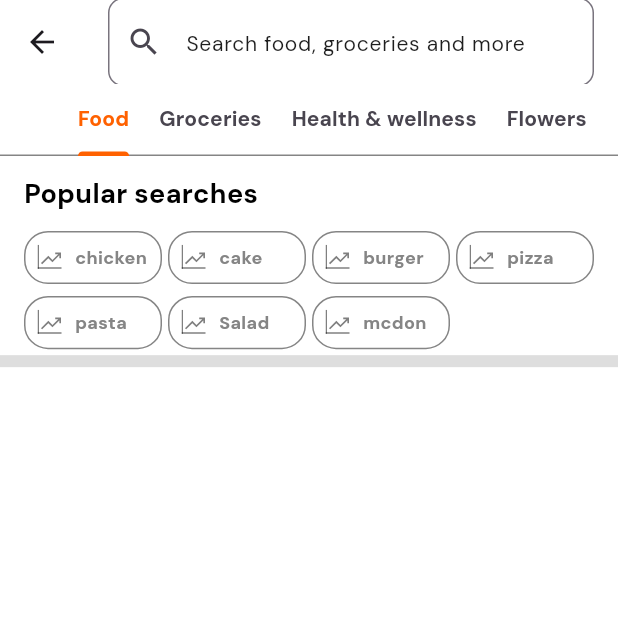
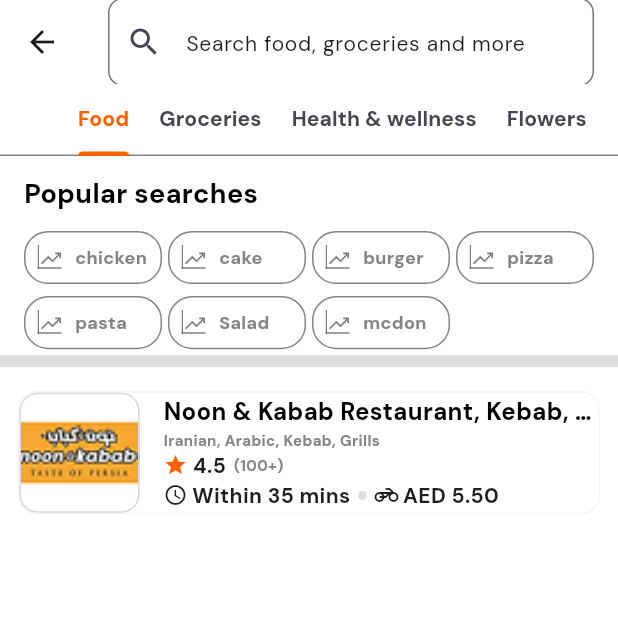
Before and after one commit to FlutterZawya/Talabat_App, a Flutter app: the SearchView screen opened directly, on a phone screen of 412 x 824 dp, the top half of it. Run offline on Flutter 3.47's test engine with Material 3 defaults, Android fonts, the phone set to English and light mode, and no system bars; our stand-ins replace device_preview, flutter_spinkit, flutter_svg, go_router, lottie, persistent_bottom_nav_bar and 1 more.

Commit message:
Custom Restaurant Card [Done]

```diff
--- /dev/null
+++ b/lib/core/utils/widgets/custom_restaurant_card.dart
@@ -0,0 +1,29 @@
+import 'package:flutter/material.dart';
+
+import '../styles/app_colors.dart';
+import 'custom_restaurant_card_body.dart';
+import 'custom_restaurant_image.dart';
+
+class CustomRestaurantCard extends StatelessWidget {
+  const CustomRestaurantCard({super.key});
+
+  @override
+  Widget build(BuildContext context) {
+    return Container(
+      width: double.infinity,
+      margin: EdgeInsets.all(12),
+      decoration: BoxDecoration(
+        borderRadius: BorderRadius.circular(12),
+        color: AppColors.white,
+        border: Border.all(color: AppColors.grey100),
+      ),
+      child: Row(
+        children: [
+          CustomRestaurantImage(),
+          SizedBox(width: 16),
+          CustomRestaurantCardBody(),
+        ],
+      ),
+    );
+  }
+}
--- /dev/null
+++ b/lib/core/utils/widgets/custom_restaurant_card_body.dart
@@ -0,0 +1,79 @@
+
+import 'package:flutter/material.dart';
+
+import '../styles/app_colors.dart';
+import '../styles/app_styles.dart';
+
+class CustomRestaurantCardBody extends StatelessWidget {
+  const CustomRestaurantCardBody({
+    super.key,
+  });
+
+  @override
+  Widget build(BuildContext context) {
+    return Expanded(
+      child: Column(
+        crossAxisAlignment: CrossAxisAlignment.start,
+        mainAxisAlignment: MainAxisAlignment.spaceBetween,
+        children: [
+          SizedBox(
+            child: Text(
+              'Noon & Kabab Restaurant, Kebab, Grill',
+              style: AppStyles.bold16,
+              overflow: TextOverflow.ellipsis,
+              maxLines: 1,
+            ),
+          ),
+          Text(
+            'Iranian, Arabic, Kebab, Grills',
+            style: AppStyles.bold10,
+          ),
+          Row(
+            children: [
+              Icon(
+                Icons.star,
+                color: AppColors.main,
+                size: 16,
+              ),
+              Text(
+                ' 4.5',
+                style: AppStyles.bold14,
+              ),
+              Text('  (100+)', style: AppStyles.bold10),
+            ],
+          ),
+          Row(
+            children: [
+              Icon(
+                Icons.watch_later_outlined,
+                color: AppColors.grey500,
+                size: 16,
+              ),
+              SizedBox(width: 3),
+              Text(
+                'Within 35 mins',
+                style: AppStyles.bold14,
+              ),
+              SizedBox(width: 5),
+              CircleAvatar(
+                radius: 3,
+                backgroundColor: AppColors.grey300,
+              ),
+              SizedBox(width: 5),
+              Icon(
+                Icons.motorcycle_outlined,
+                color: AppColors.grey500,
+                size: 16,
+              ),
+              SizedBox(width: 3),
+              Text(
+                'AED 5.50',
+                style: AppStyles.bold14,
+              ),
+            ],
+          ),
+        ],
+      ),
+    );
+  }
+}
--- a/lib/features/search/presentation/views/widgets/search_resault_image.dart
+++ b/lib/core/utils/widgets/custom_restaurant_image.dart
@@ -1,10 +1,10 @@
 import 'package:flutter/material.dart';
 
-import '../../../../../core/utils/styles/app_colors.dart';
-import '../../../../../core/utils/styles/app_images.dart';
+import '../styles/app_colors.dart';
+import '../styles/app_images.dart';
 
-class SearchResaultImage extends StatelessWidget {
-  const SearchResaultImage({
+class CustomRestaurantImage extends StatelessWidget {
+  const CustomRestaurantImage({
     super.key,
   });
 
--- a/lib/features/search/presentation/views/food_view.dart
+++ b/lib/features/search/presentation/views/food_view.dart
@@ -1,5 +1,6 @@
 import 'package:flutter/material.dart';
 
+import '../../../../core/utils/widgets/custom_restaurant_card.dart';
 import 'widgets/popular_search_section.dart';
 
 class FoodView extends StatelessWidget {
@@ -11,8 +12,14 @@ class FoodView extends StatelessWidget {
     //   type: EmptySearchType.food,
     //   onPressedOnSearch: () {},
     // );
+    //////////////
     return Center(
-      child: PopularSearchSection(),
+      child: Column(
+        children: [
+          PopularSearchSection(),
+          CustomRestaurantCard(),
+        ],
+      ),
     );
   }
 }
```
